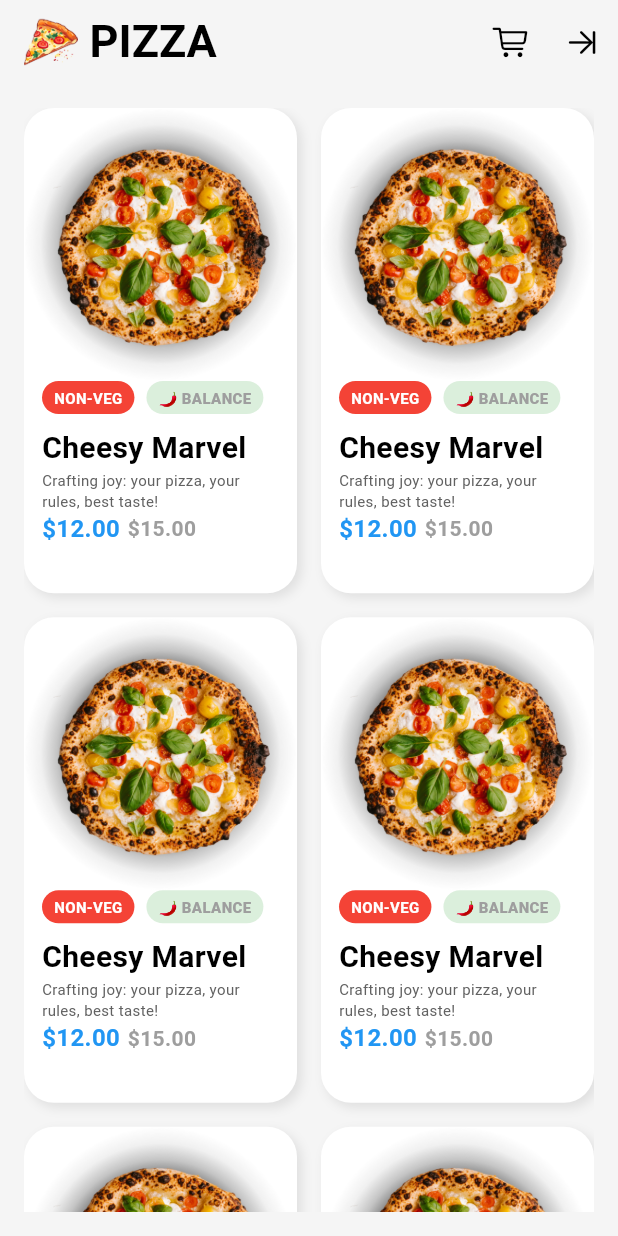
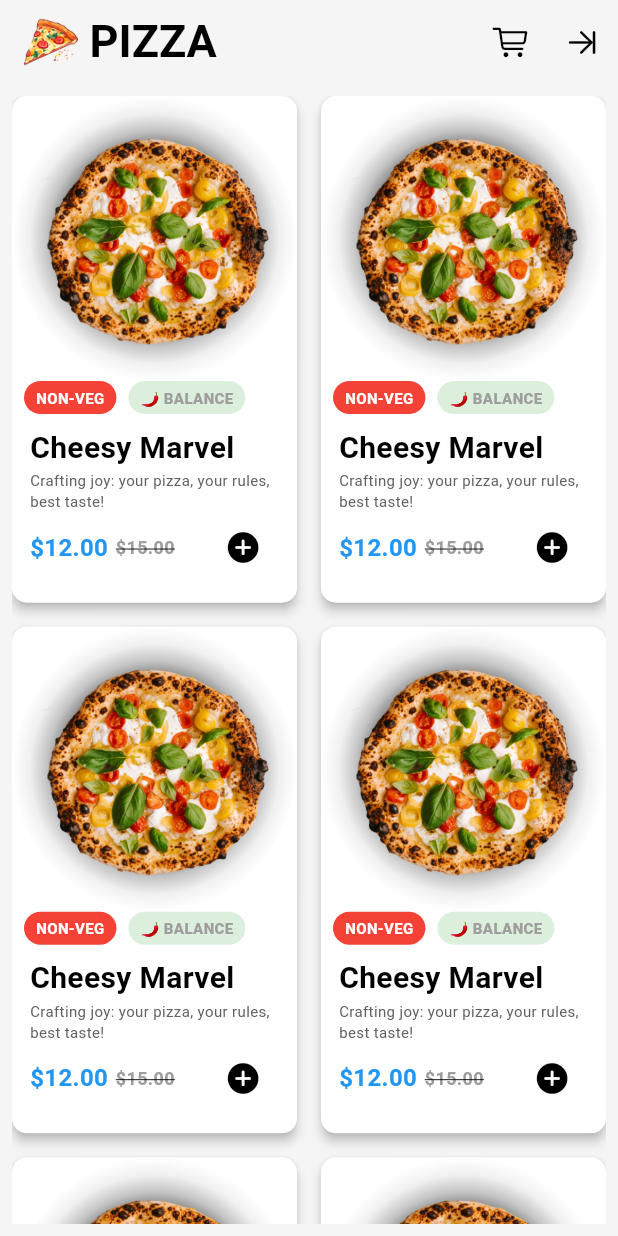
Before and after one commit to shreyaniraula/pizza_app, a Flutter app: the screen it shows once a user with an empty profile is signed in, on a phone screen of 412 x 824 dp. Run offline on Flutter 3.47's test engine with Material 3 defaults, Android fonts, the phone set to English and light mode, and no system bars; our stand-ins replace bloc, cloud_firestore, equatable, firebase_auth, firebase_core, flutter_bloc and 2 more; accounts and stored records are empty.

```diff
--- a/lib/screens/home/views/home_screen.dart
+++ b/lib/screens/home/views/home_screen.dart
@@ -2,6 +2,7 @@ import 'package:flutter/cupertino.dart';
 import 'package:flutter/material.dart';
 import 'package:flutter_bloc/flutter_bloc.dart';
 import 'package:pizza_app/screens/auth/blocs/sign_in/sign_in_bloc.dart';
+import 'package:pizza_app/screens/home/views/details_screen.dart';
 
 class HomeScreen extends StatelessWidget {
   const HomeScreen({super.key});
@@ -33,7 +34,7 @@ class HomeScreen extends StatelessWidget {
         ],
       ),
       body: Padding(
-        padding: const EdgeInsets.all(16.0),
+        padding: const EdgeInsets.all(8.0),
         child: GridView.builder(
           gridDelegate: SliverGridDelegateWithFixedCrossAxisCount(
             crossAxisCount: 2,
@@ -43,24 +44,28 @@ class HomeScreen extends StatelessWidget {
           ),
           itemCount: 8,
           itemBuilder: (context, int i) {
-            return Container(
-              decoration: BoxDecoration(
+            return Material(
+              elevation: 3,
               color: Colors.white,
+              shape: RoundedRectangleBorder(
+                borderRadius: BorderRadius.circular(10),
+              ),
+              child: InkWell(
                 borderRadius: BorderRadius.circular(20),
-                boxShadow: [
-                  BoxShadow(
-                    color: Colors.grey.shade300,
-                    blurRadius: 5,
-                    offset: Offset(3, 3),
+                onTap: () {
+                  Navigator.push(
+                    context,
+                    MaterialPageRoute<void>(
+                      builder: (BuildContext context) => const DetailsScreen(),
                     ),
-                ],
-              ),
+                  );
+                },
                 child: Column(
                   crossAxisAlignment: CrossAxisAlignment.start,
                   children: [
                     Image.asset('assets/1.png'),
                     Padding(
-                    padding: const EdgeInsets.symmetric(horizontal: 12.0),
+                      padding: const EdgeInsets.symmetric(horizontal: 8.0),
                       child: Row(
                         children: [
                           Container(
@@ -131,6 +136,9 @@ class HomeScreen extends StatelessWidget {
                     Padding(
                       padding: EdgeInsets.symmetric(horizontal: 12.0),
                       child: Row(
+                        mainAxisAlignment: MainAxisAlignment.spaceBetween,
+                        children: [
+                          Row(
                             children: [
                               Text(
                                 '\$12.00',
@@ -146,13 +154,21 @@ class HomeScreen extends StatelessWidget {
                                 style: TextStyle(
                                   color: Colors.grey.shade500,
                                   fontWeight: FontWeight.w700,
-                            fontSize: 14,
+                                  fontSize: 12,
+                                  decoration: TextDecoration.lineThrough,
                                 ),
+                              ),
+                            ],
+                          ),
+                          IconButton(
+                            onPressed: () {},
+                            icon: Icon(CupertinoIcons.add_circled_solid),
                           ),
                         ],
                       ),
                     ),
                   ],
+                ),
               ),
             );
           },
--- a/pubspec.yaml
+++ b/pubspec.yaml
@@ -17,6 +17,7 @@ dependencies:
   user_repository:
     path: packages/user_repository
   cupertino_icons: ^1.0.8
+  font_awesome_flutter: ^10.8.0
 
 dev_dependencies:
   flutter_test:
```
Also changed, not shown: lib/components/macro.dart (added, +46 -0 lines), lib/screens/home/views/details_screen.dart (added, +154 -0 lines), pubspec.lock. Lines whose indentation alone changed are shown as unchanged.
